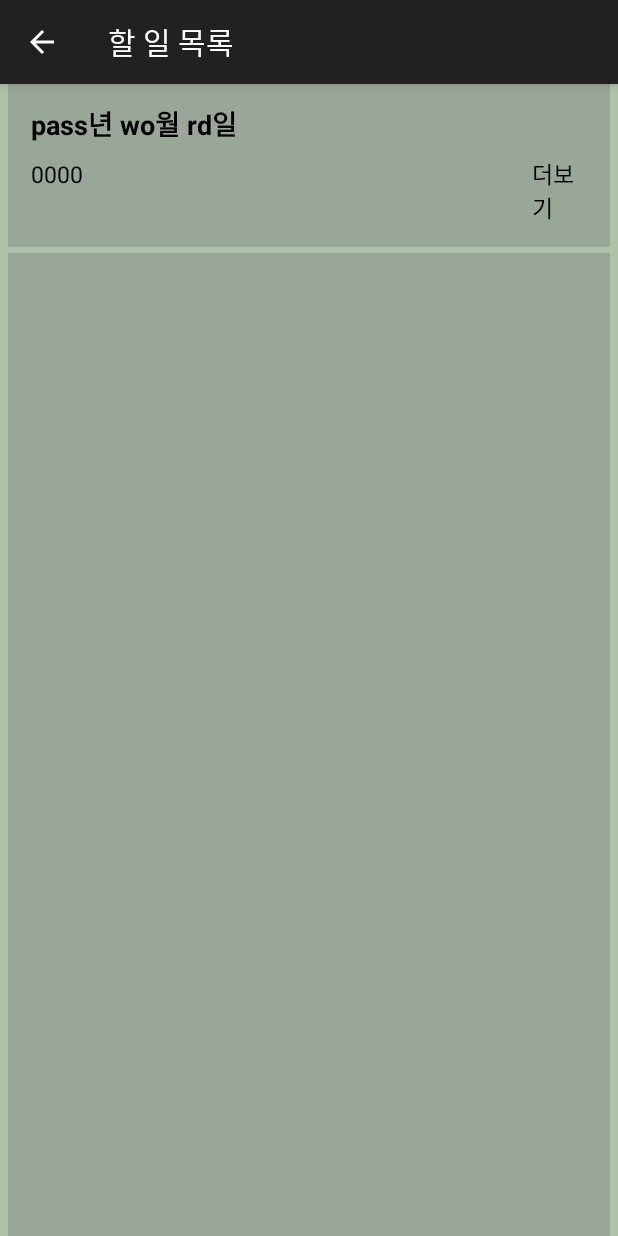
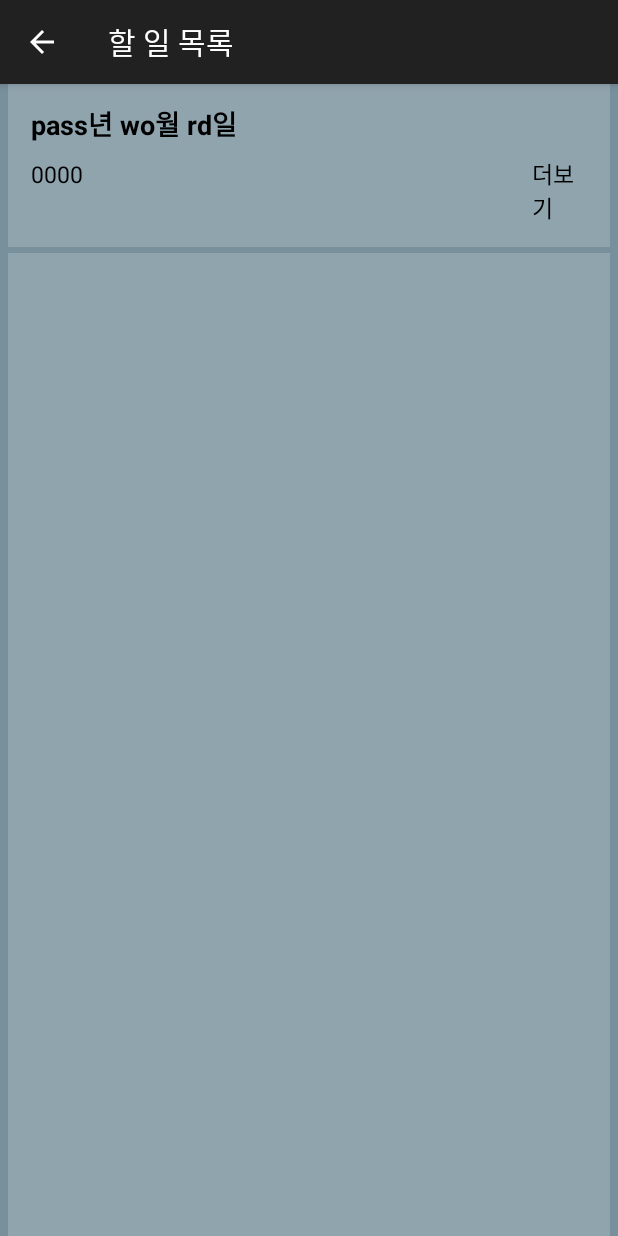
Before and after one commit to hyeonbinn/Today-A-Day, an Android app: the PlanList screen opened directly, with no data from a screen before it, on a phone screen of 412 x 824 dp. Run offline under Robolectric (Android 15) with nearby library versions, the phone set to English and light mode, and no system bars.

```diff
--- a/app/src/main/res/layout/active_write.xml
+++ b/app/src/main/res/layout/active_write.xml
@@ -3,7 +3,7 @@
     android:orientation="vertical"
     android:layout_width="match_parent"
     android:layout_height="wrap_content"
-    android:background="#99A799">
+    android:background="#90a4ae">
 
     <TextView
         android:layout_width="match_parent"
--- a/app/src/main/res/layout/activity_list.xml
+++ b/app/src/main/res/layout/activity_list.xml
@@ -3,14 +3,14 @@
     android:orientation="vertical"
     android:layout_width="match_parent"
     android:layout_height="match_parent"
-    android:background="#ADC2A9">
+    android:background="#78909c">
     <ListView
         android:layout_width="match_parent"
         android:layout_height="match_parent"
         android:id="@+id/planList"
         android:layout_marginRight="5dp"
         android:layout_marginLeft="5dp"
-        android:background="#99A799"
-        android:divider="#ADC2A9"
+        android:background="#90a4ae"
+        android:divider="#78909c"
         android:dividerHeight="4dp"/>
 </LinearLayout>
--- a/app/src/main/res/layout/activity_login.xml
+++ b/app/src/main/res/layout/activity_login.xml
@@ -5,7 +5,7 @@
     android:layout_height="match_parent"
     tools:context=".LoginActivity"
     android:orientation="vertical"
-    android:background="#ADC2A9">
+    android:background="#78909c">
 
     <LinearLayout
         android:layout_width="match_parent"
--- a/app/src/main/res/layout/activity_main.xml
+++ b/app/src/main/res/layout/activity_main.xml
@@ -7,7 +7,7 @@
     android:padding="20dp"
     android:orientation="vertical"
     tools:context=".MainActivity"
-    android:background="#ADC2A9">
+    android:background="#78909c">
 
     <TextView
         android:id="@+id/tv_text"
--- a/app/src/main/res/layout/splash.xml
+++ b/app/src/main/res/layout/splash.xml
@@ -6,5 +6,4 @@
     android:layout_height="match_parent"
     android:background="@drawable/background"
     tools:context=".SplashActivity">
-
 </LinearLayout>
```
Also changed, not shown: app/src/main/res/values/colors.xml (+8 -0 lines), app/src/main/res/drawable-v24/background.png (added), app/src/main/res/drawable-v24/logo.png, app/src/main/res/drawable/background.png (deleted).
